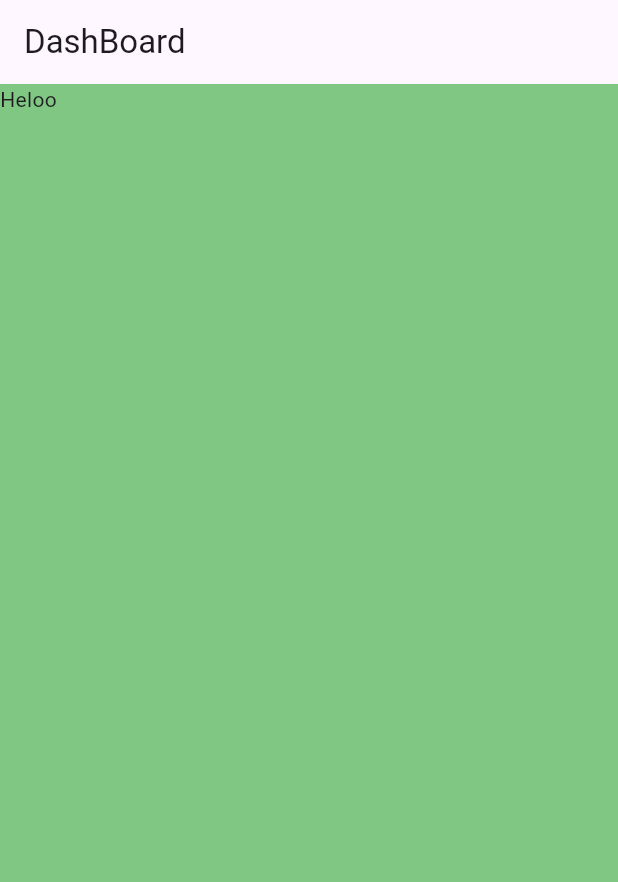
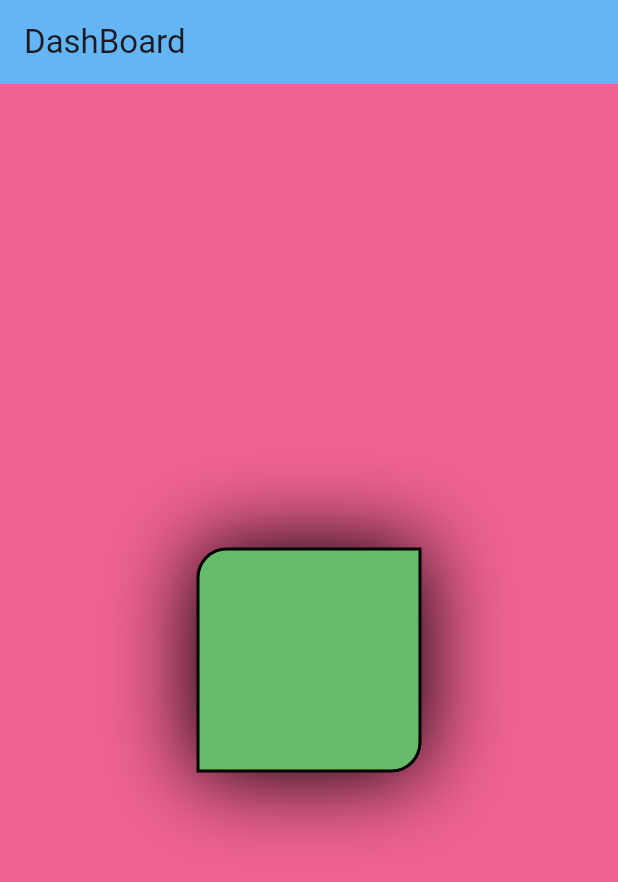
Before and after one commit to PriyanshuSengar/flutter-basic, a Flutter app: the DashBoardScreen screen opened directly, on a phone screen of 412 x 824 dp. Shown: the top 882 px of the screen. Run offline on Flutter 3.47's test engine with Material 3 defaults, Android fonts, the phone set to English and light mode, and no system bars.

Commit message:
Dacoraton for Container

```diff
--- a/lib/mainDartFuncton.dart
+++ b/lib/mainDartFuncton.dart
@@ -1,29 +1,53 @@
 import 'package:flutter/material.dart';
-void main(){
-    runApp (FlutterApp());
+
+void main() {
+  runApp(FlutterApp());
 }
-class FlutterApp extends StatelessWidget{
+
+class FlutterApp extends StatelessWidget {
   @override
   Widget build(BuildContext context) {
-
     return MaterialApp(
+      debugShowCheckedModeBanner: false,
       title: "My App",
       theme: ThemeData(primaryColor: Colors.blue),
       home: DashBoardScreen(),
     );
   }
 }
-class DashBoardScreen extends StatelessWidget{
+
+class DashBoardScreen extends StatelessWidget {
   @override
   Widget build(BuildContext context) {
     return Scaffold(
       appBar: AppBar(
         title: Text("DashBoard"),
+        backgroundColor: Colors.blue[300],
       ),
-    body:
-    Text("Heloo"),
-    backgroundColor: Colors.green[300],
+      backgroundColor: Colors.pink[300],
+      body: Container(
+        width: double.infinity,
+        height: double.infinity,
+        child: Center(
+          child: Container(
+            height: 150,
+            width: 150,
+
+            decoration: BoxDecoration(
+              color: Colors.green[400],
+              borderRadius: BorderRadius.only(
+                topLeft: Radius.circular(20),
+                bottomRight: Radius.circular(20),
+              ),
+              border: Border.all(width: 2, color: Colors.black),
+              boxShadow: [
+                BoxShadow(blurRadius: 50, color: Colors.black, spreadRadius: 2),
+              ],
+              // shape: BoxShape.circle,
+            ),
+          ),
+        ),
+      ),
     );
-
   }
 }
```
Lines whose indentation alone changed are shown as unchanged.
